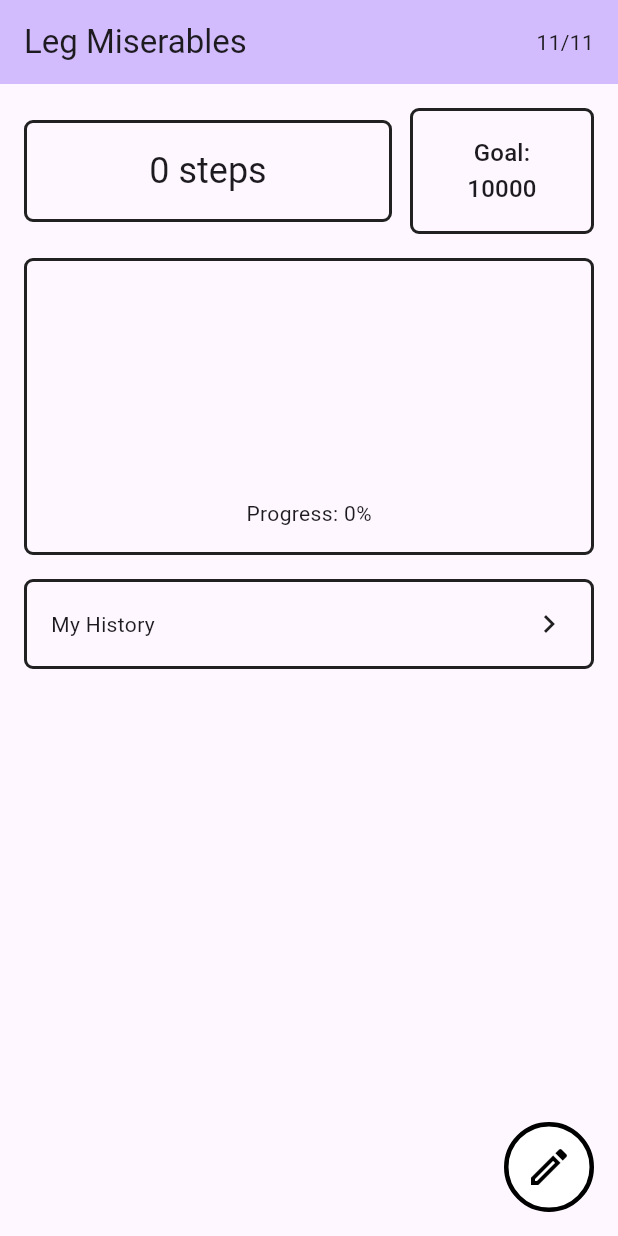
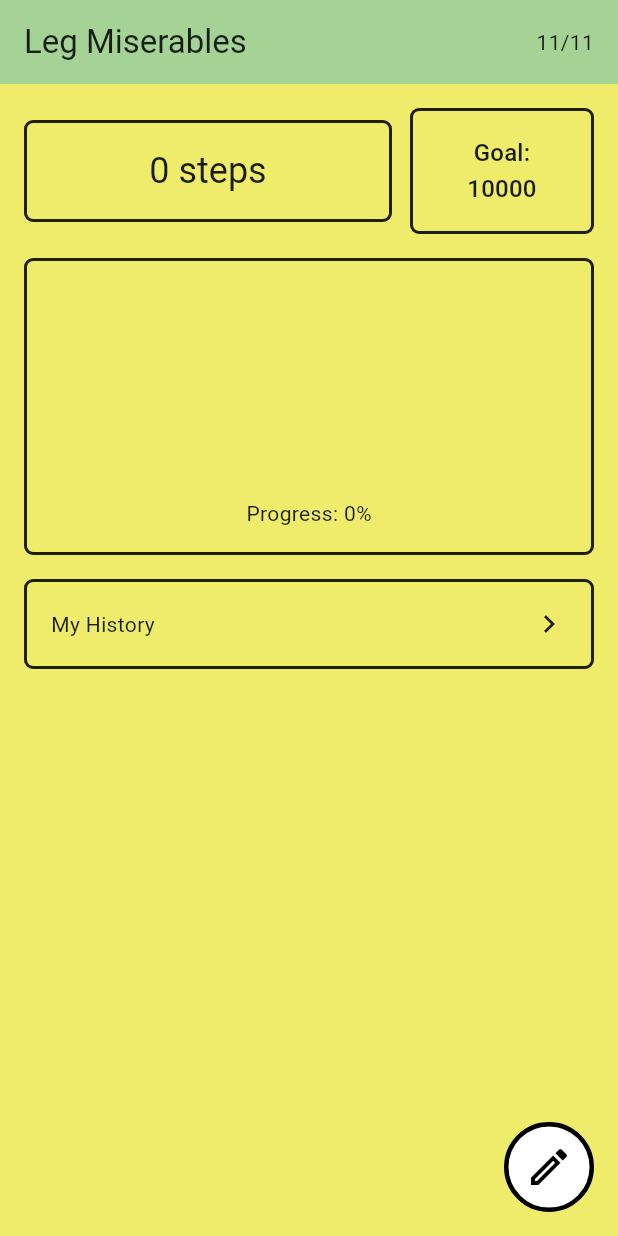
Before and after one commit to ThisIsMeem/leg-miserables, a Flutter app: the screen it shows after launch, on a phone screen of 412 x 824 dp. Run offline on Flutter 3.47's test engine with Material 3 defaults, Android fonts, the phone set to English and light mode, and no system bars; our stand-ins replace fl_chart, pedometer, sqflite, sqflite_common_ffi; accounts and stored records are empty.

Commit message:
Defined light and dark themes in main

```diff
--- a/lib/main.dart
+++ b/lib/main.dart
@@ -36,10 +36,26 @@ class MyApp extends StatelessWidget {
   @override
   Widget build(BuildContext context) {
     return MaterialApp(
-      title: 'Flutter Demo',
+      title: 'Leg Miserables',
       theme: ThemeData(
-        colorScheme: .fromSeed(seedColor: Colors.deepPurple),
+        colorScheme: .fromSeed(
+          seedColor: const Color(0xff00aa00),
+          primary: const Color(0xff00aa00),
+          surface: const Color(0xffefec6b),
+          outline: const Color(0xff13462d),
+          brightness: Brightness.light
+          ),
       ),
+      darkTheme: ThemeData(
+        colorScheme: .fromSeed(
+          seedColor: const Color(0xff71731f),
+          primary: const Color(0xff00aa00),
+          surface: const Color(0xff13462d),
+          outline: const Color(0xffe8e7ab),
+          brightness: Brightness.dark
+          ),
+      ),
+
       home: const MyHomePage(title: 'Leg Miserables'),
     );
   }
```
